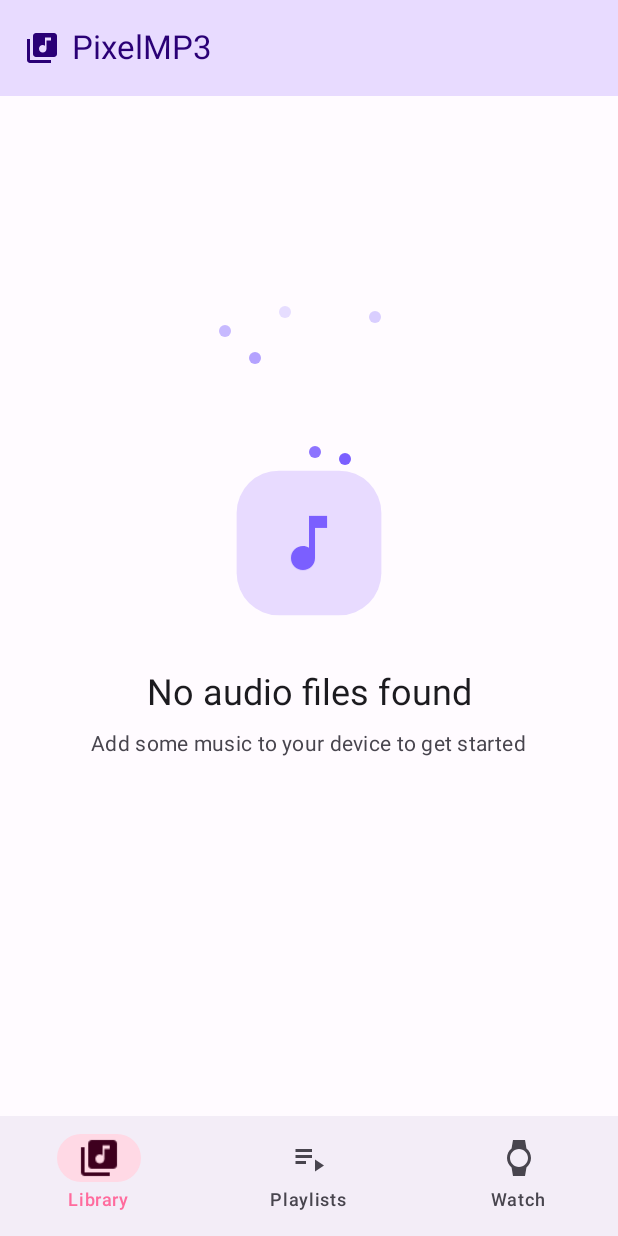
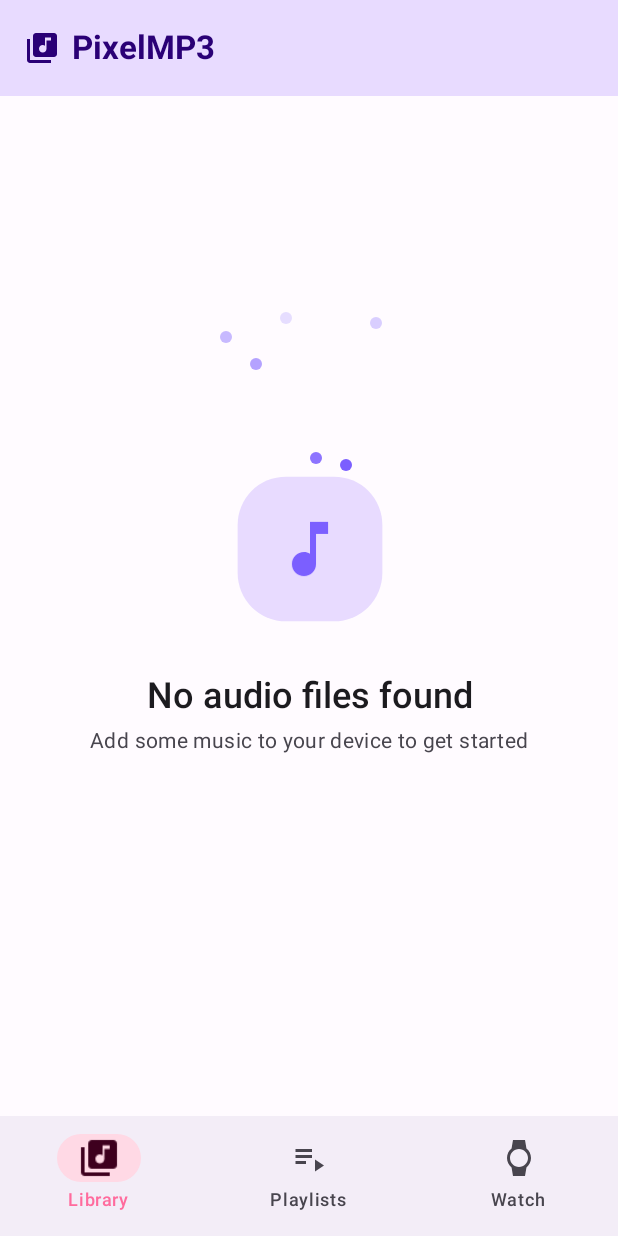
Before and after one commit to EthanCoderPenguin2012/PixelMP3, an Android app built with Jetpack Compose: the screen it shows after launch (MainActivity), on a phone screen of 412 x 824 dp. Run offline under Robolectric (Android 15) with nearby library versions, the phone set to English and light mode, and no system bars; 3 statements that could not run were skipped.

Commit message:
Add advanced effects, expressive typography, shapes, and comprehensive documentation
Co-authored-by: EthanCoderPenguin2012 <164318523+EthanCoderPenguin2012@users.noreply.github.com>

```diff
--- /dev/null
+++ b/mobile/src/main/java/com/pixelmp3/mobile/ui/theme/Shape.kt
@@ -0,0 +1,16 @@
+package com.pixelmp3.mobile.ui.theme
+
+import androidx.compose.foundation.shape.RoundedCornerShape
+import androidx.compose.material3.Shapes
+import androidx.compose.ui.unit.dp
+
+/**
+ * Expressive shapes with more pronounced rounded corners
+ */
+val ExpressiveShapes = Shapes(
+    extraSmall = RoundedCornerShape(8.dp),
+    small = RoundedCornerShape(12.dp),
+    medium = RoundedCornerShape(16.dp),
+    large = RoundedCornerShape(24.dp),
+    extraLarge = RoundedCornerShape(32.dp)
+)
--- a/mobile/src/main/java/com/pixelmp3/mobile/ui/theme/Theme.kt
+++ b/mobile/src/main/java/com/pixelmp3/mobile/ui/theme/Theme.kt
@@ -70,6 +70,8 @@ fun PixelMP3Theme(
 
     MaterialTheme(
         colorScheme = colorScheme,
+        typography = ExpressiveTypography,
+        shapes = ExpressiveShapes,
         content = content
     )
 }
--- /dev/null
+++ b/mobile/src/main/java/com/pixelmp3/mobile/ui/theme/Typography.kt
@@ -0,0 +1,111 @@
+package com.pixelmp3.mobile.ui.theme
+
+import androidx.compose.material3.Typography
+import androidx.compose.ui.text.TextStyle
+import androidx.compose.ui.text.font.FontWeight
+import androidx.compose.ui.unit.sp
+
+/**
+ * Expressive typography with enhanced font sizes and weights
+ */
+val ExpressiveTypography = Typography(
+    // Display styles - largest, most impactful
+    displayLarge = TextStyle(
+        fontWeight = FontWeight.Bold,
+        fontSize = 57.sp,
+        lineHeight = 64.sp,
+        letterSpacing = (-0.25).sp
+    ),
+    displayMedium = TextStyle(
+        fontWeight = FontWeight.Bold,
+        fontSize = 45.sp,
+        lineHeight = 52.sp,
+        letterSpacing = 0.sp
+    ),
+    displaySmall = TextStyle(
+        fontWeight = FontWeight.SemiBold,
+        fontSize = 36.sp,
+        lineHeight = 44.sp,
+        letterSpacing = 0.sp
+    ),
+
+    // Headline styles - for screen titles and important content
+    headlineLarge = TextStyle(
+        fontWeight = FontWeight.Bold,
+        fontSize = 32.sp,
+        lineHeight = 40.sp,
+        letterSpacing = 0.sp
+    ),
+    headlineMedium = TextStyle(
+        fontWeight = FontWeight.Bold,
+        fontSize = 28.sp,
+        lineHeight = 36.sp,
+        letterSpacing = 0.sp
+    ),
+    headlineSmall = TextStyle(
+        fontWeight = FontWeight.SemiBold,
+        fontSize = 24.sp,
+        lineHeight = 32.sp,
+        letterSpacing = 0.sp
+    ),
+
+    // Title styles - for card titles and section headers
+    titleLarge = TextStyle(
+        fontWeight = FontWeight.Bold,
+        fontSize = 22.sp,
+        lineHeight = 28.sp,
+        letterSpacing = 0.sp
+    ),
+    titleMedium = TextStyle(
+        fontWeight = FontWeight.SemiBold,
+        fontSize = 16.sp,
+        lineHeight = 24.sp,
+        letterSpacing = 0.15.sp
+    ),
+    titleSmall = TextStyle(
+        fontWeight = FontWeight.Medium,
+        fontSize = 14.sp,
+        lineHeight = 20.sp,
+        letterSpacing = 0.1.sp
+    ),
+
+    // Body styles - for main content
+    bodyLarge = TextStyle(
+        fontWeight = FontWeight.Normal,
+        fontSize = 16.sp,
+        lineHeight = 24.sp,
+        letterSpacing = 0.5.sp
+    ),
+    bodyMedium = TextStyle(
+        fontWeight = FontWeight.Normal,
+        fontSize = 14.sp,
+        lineHeight = 20.sp,
+        letterSpacing = 0.25.sp
+    ),
+    bodySmall = TextStyle(
+        fontWeight = FontWeight.Normal,
+        fontSize = 12.sp,
+        lineHeight = 16.sp,
+        letterSpacing = 0.4.sp
+    ),
+
+    // Label styles - for buttons and small labels
+    labelLarge = TextStyle(
+        fontWeight = FontWeight.SemiBold,
+        fontSize = 14.sp,
+        lineHeight = 20.sp,
+        letterSpacing = 0.1.sp
+    ),
+    labelMedium = TextStyle(
+        fontWeight = FontWeight.Medium,
+        fontSize = 12.sp,
+        lineHeight = 16.sp,
+        letterSpacing = 0.5.sp
+    ),
+    labelSmall = TextStyle(
+        fontWeight = FontWeight.Medium,
+        fontSize = 11.sp,
+        lineHeight = 16.sp,
+        letterSpacing = 0.5.sp
+    )
+)
```
Also changed, not shown: mobile/src/main/java/com/pixelmp3/mobile/ui/components/AdvancedEffects.kt (added, +372 -0 lines), 2 other files.
